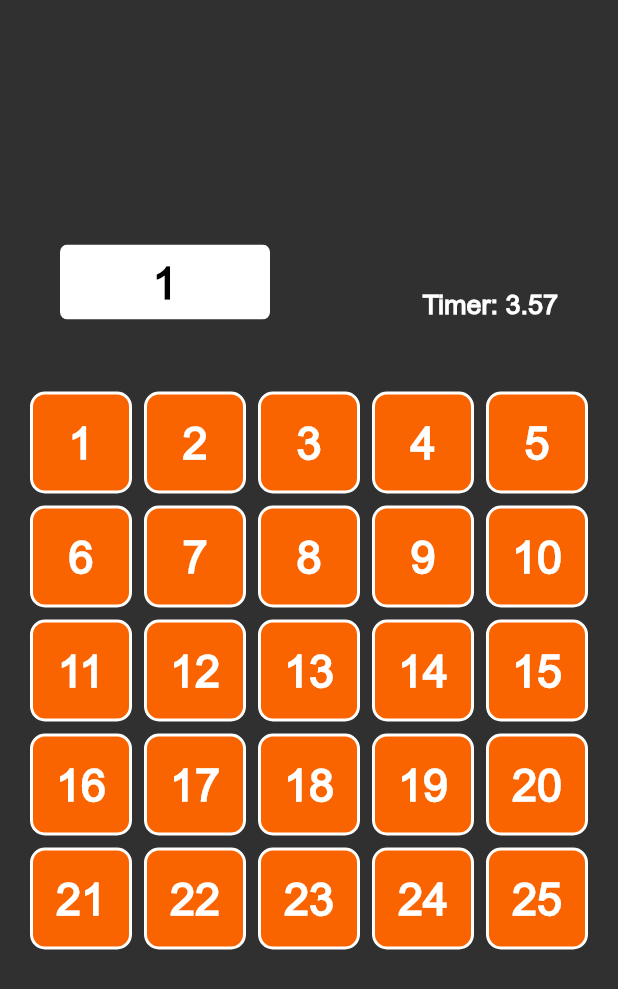
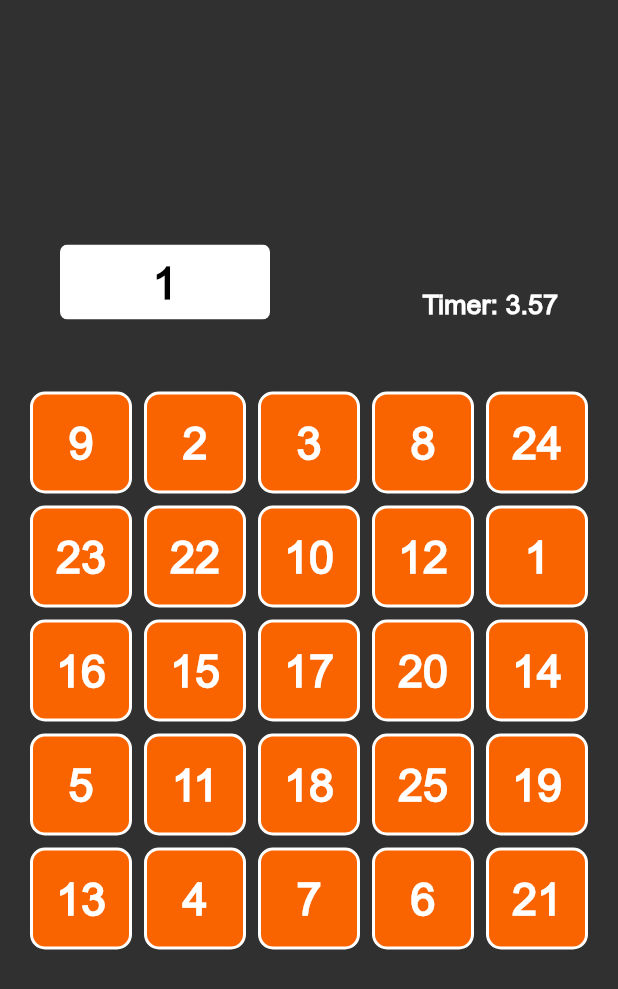
Before and after one commit to tamappe/touch_numbers, a Flutter app: the GamePlayPage screen opened by its route, on a phone screen of 412 x 824 dp. Shown: the top 989 px of the screen. Run offline on Flutter 3.47's test engine with Material 2 defaults, Android fonts, the phone set to English and light mode, and no system bars; drawn by our look-alikes of flip_card.

Commit message:
ゲーム盤のナンバーをランダムに配置する

```diff
--- a/lib/pages/game_play_page.dart
+++ b/lib/pages/game_play_page.dart
@@ -1,34 +1,26 @@
+import 'dart:math';
+
 import 'package:flutter/material.dart';
 import 'package:provider/provider.dart';
 import 'package:twentyfive/models/counter_model.dart';
 import 'package:twentyfive/pages/clear_page.dart';
 import 'package:twentyfive/utils/constants.dart';
-import 'package:flip_card/flip_card.dart';
-
-class CurrentNumberText extends StatelessWidget {
-  @override
-  Widget build(BuildContext context) {
-    return ClipRRect(
-      borderRadius: BorderRadius.circular(5),
-      child: Container(
-          width: 140.0,
-          height: 50.0,
-          color: Colors.white,
-          child: Center(
-            child: Text(
-              /// Provider で model から直接、値を受け取れる
-              '${Provider.of<CounterModel>(context).currentNumber}',
-              textAlign: TextAlign.center,
-              style: TextStyle(
-                  fontWeight: FontWeight.bold, color: Colors.black, fontSize: 30),
-            ),
-          )
-      ),
-    );
-  }
-}
+import 'package:twentyfive/widgets/current_number_text.dart';
+import 'package:twentyfive/widgets/number_button.dart';
 
 class GamePlayPage extends StatelessWidget {
+
+  /// See: https://stackoverflow.com/questions/13554129/list-shuffle-in-dart
+  List shuffle(List items) {
+    var random = new Random();
+    for (var i = items.length - 1; i > 0; i--) {
+      var n = random.nextInt(i + 1);
+      var temp = items[i];
+      items[i] = items[n];
+      items[n] = temp;
+    }
+    return items;
+  }
 
   void _updateCurrentNumber(BuildContext context, CounterModel provider) {
     if (provider.currentNumber >= 25) {
@@ -45,6 +37,9 @@ class GamePlayPage extends StatelessWidget {
 
   @override
   Widget build(BuildContext context) {
+    final numberList = List<int>.generate(25, (i) => i + 1);
+    final randomList = shuffle(numberList);
+
     return ChangeNotifierProvider<CounterModel>(
       create: (context) => CounterModel(),
       child: Consumer<CounterModel>(
@@ -83,10 +78,10 @@ class GamePlayPage extends StatelessWidget {
                         crossAxisSpacing: 8,
                         physics: const NeverScrollableScrollPhysics(),
                         crossAxisCount: 5,
-                        children: List.generate(25, (index) {
-                          final isCorrect = index + 1 == provider.currentNumber;
+                        children: List.generate(randomList.length, (index) {
+                          final isCorrect = randomList[index] == provider.currentNumber;
                           return NumberButton(
-                            number: index + 1,
+                            number: randomList[index],
                             onPressed: () => _updateCurrentNumber(context, provider),
                             isOnTouch: isCorrect,
                           );
@@ -101,79 +96,3 @@ class GamePlayPage extends StatelessWidget {
     );
   }
 }
-
-class NumberButton extends StatelessWidget {
-  final int number;
-  final Function onPressed;
-  final bool isOnTouch;
-
-  NumberButton({@required this.number, @required this.onPressed, @required this.isOnTouch});
-
-  @override
-  Widget build(BuildContext context) {
-    return FlipCard(
-      direction: FlipDirection.HORIZONTAL,
-      speed: 500,
-      // タップイベント
-      onFlip: onPressed,
-      flipOnTouch: isOnTouch,
-      front: _frontNumberButton(),
-      back: _backNumberButton(),
-    );
-  }
-
-  Widget _frontNumberButton() {
-    return Container(
-      width: 60,
-      height: 60,
-      decoration: BoxDecoration(
-        border: Border.all(color: Colors.white, width: 2.0),
-        borderRadius: BorderRadius.circular(10),
-        color: Constants.orangeColor,
-      ),
-      child: Center(
-        child: Text(
-          '$number',
-          style: TextStyle(
-            fontSize: 30.0,
-            fontWeight: FontWeight.bold,
-          ),
-        ),
-      ),
-    );
-  }
-
-  Widget _backNumberButton() {
-    return Stack(
-      children: <Widget>[
-        Container(
-          width: 60,
-          height: 60,
-          decoration: BoxDecoration(
-            border: Border.all(color: Colors.white, width: 2.0),
-            borderRadius: BorderRadius.circular(10),
-            color: Constants.orangeColor,
-          ),
-          child: Center(
-            child: Text(
-              '$number',
-              style: TextStyle(
-                fontSize: 30.0,
-                fontWeight: FontWeight.bold,
-              ),
-            ),
-          ),
-        ),
-        Opacity(
-            opacity: .8,
-            child: Container(
-                width: 60,
-                height: 60,
-                decoration: BoxDecoration(
-                  borderRadius: BorderRadius.circular(10),
-                  color: Colors.black,
-                )))
-      ],
-    );
-  }
-}
```
